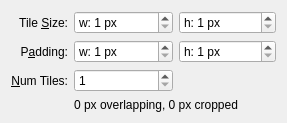
First picture: the form in source/gloperate-qtwidgets/source/ImageExporterTilebasedWidget.ui, repository cginternals/gloperate, before the edit.
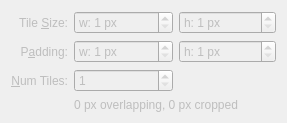
Second picture: the form after the edit.

Commit message: Add DataLinkWidget to ImageExporterWidget and adjust inner widget names and layouting

What changed in the file:
```diff
--- a/source/gloperate-qtwidgets/source/ImageExporterTilebasedWidget.ui
+++ b/source/gloperate-qtwidgets/source/ImageExporterTilebasedWidget.ui
@@ -2,6 +2,9 @@
 <ui version="4.0">
  <class>ImageExporterTilebasedWidget</class>
  <widget class="QWidget" name="ImageExporterTilebasedWidget">
+  <property name="enabled">
+   <bool>false</bool>
+  </property>
   <property name="geometry">
    <rect>
     <x>0</x>
```
Left out of the diff: 2 changed lines with no effect on the pictures. The commit also changes 5 other files.
